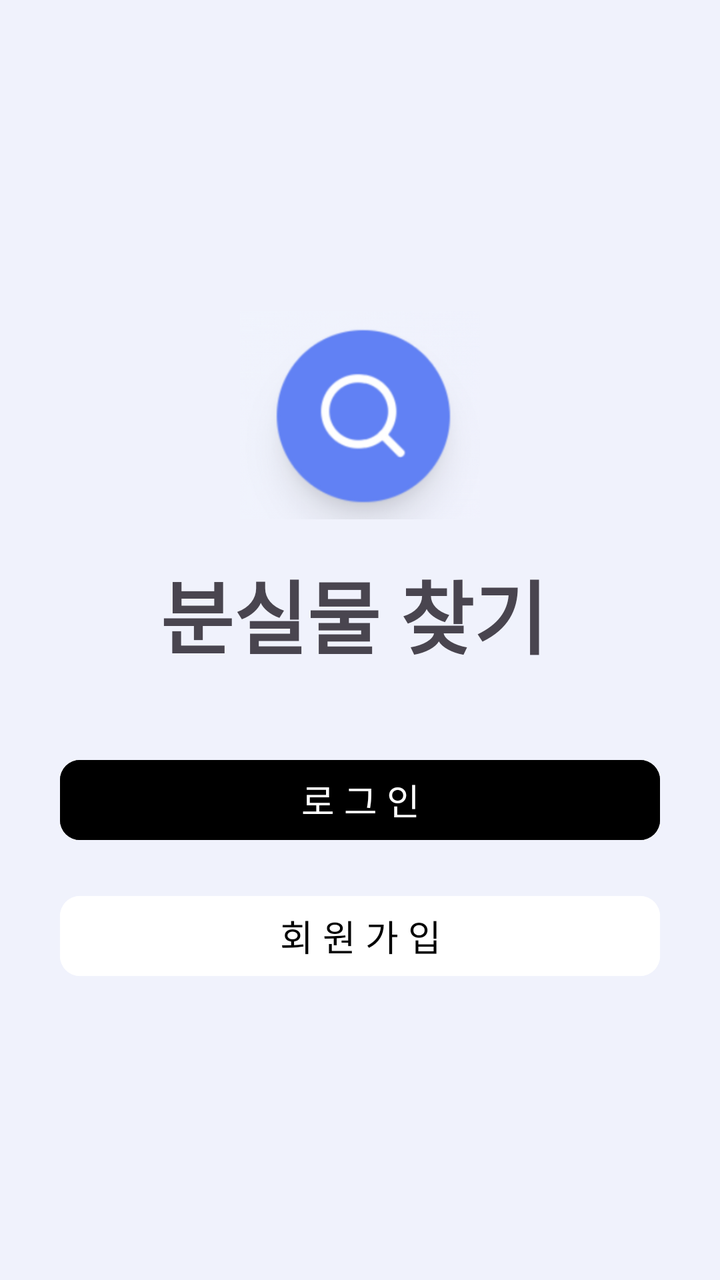
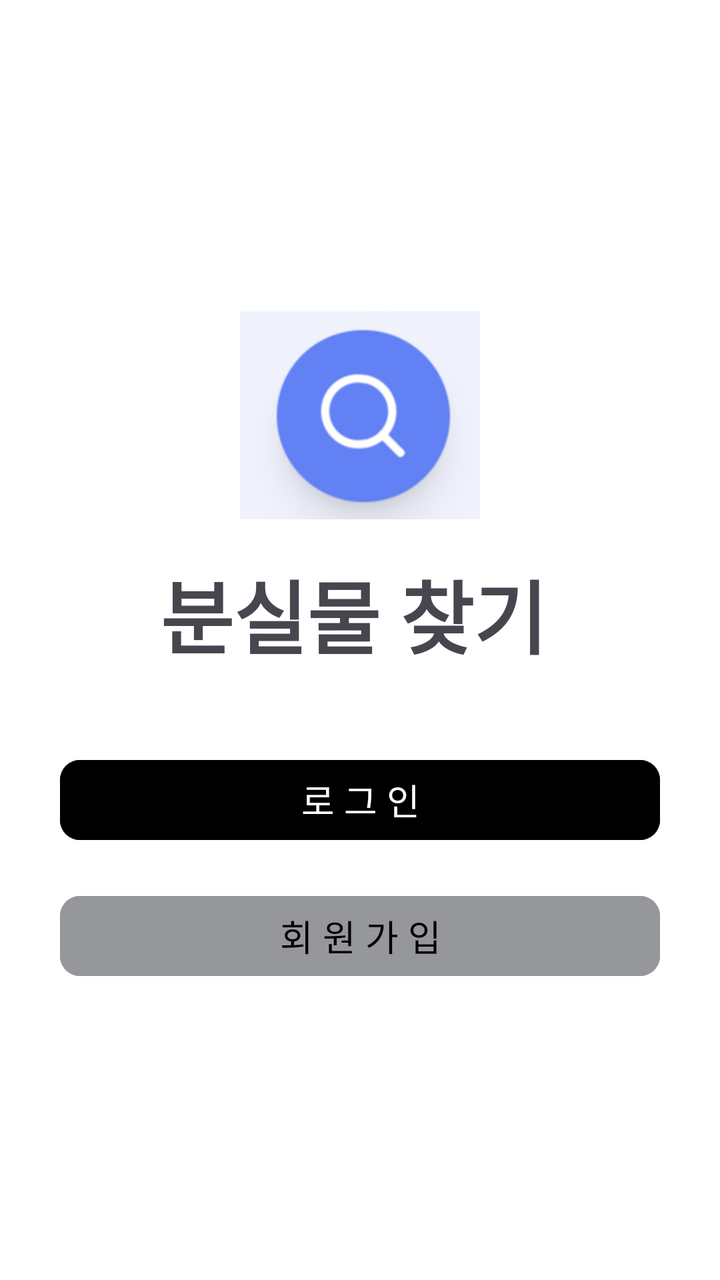

The first picture is an Android layout as it rendered before a commit; the second is the same layout after the commit. The layout source and the unified diff follow.
<!-- AndroidManifest.xml: application theme Theme.Lostfind -->
<!-- res/layout/activity_main.xml -->
<?xml version="1.0" encoding="utf-8"?>
<LinearLayout xmlns:android="http://schemas.android.com/apk/res/android"
    xmlns:app="http://schemas.android.com/apk/res-auto"
    android:id="@+id/main"
    android:layout_width="match_parent"
    android:layout_height="match_parent"
    android:orientation="vertical"
    android:gravity="center"
    android:background="#F0F2FC">

    

    
    <ImageView
        android:id="@+id/searchIcon"
        android:layout_width="120dp"
        android:layout_height="120dp"
        android:layout_marginBottom="0dp"
        android:maxWidth="120dp"
        android:maxHeight="120dp"
        android:src="@drawable/login_icon" />

    <TextView
        android:id="@+id/titleText"
        android:layout_width="200dp"
        android:layout_height="wrap_content"
        android:layout_marginTop="10dp"
        android:text="분실물 찾기"
        android:textSize="40sp"
        android:textStyle="bold"
        />

    
    <Button
        android:id="@+id/loginButton"
        android:layout_width="300dp"
        android:layout_height="wrap_content"
        android:layout_marginTop="40dp"
        android:backgroundTint="#000000"
        android:text="로 그 인"
        android:textColor="@android:color/white"
        android:textSize="18sp"
        app:cornerRadius="10dp"/>

    
    <Button
        android:id="@+id/signupButton"
        android:layout_width="300dp"
        android:layout_height="wrap_content"
        android:layout_marginTop="20dp"
        android:backgroundTint="#FFFFFF"
        android:text="회 원 가 입"
        android:textColor="@android:color/black"
        android:textSize="18sp"
        app:cornerRadius="10dp"/>

</LinearLayout>
<!-- resources referenced by this layout -->
<resources>
  <!-- drawable login_icon: png bitmap (drawable, 74304 bytes) -->
  <style name="Theme.Lostfind" parent="Base.Theme.Lostfind" />
  <style name="Base.Theme.Lostfind" parent="Theme.Material3.DayNight.NoActionBar">
          
          
      </style>
</resources>

<!-- the commit's change to res/layout/activity_main.xml (unified diff, before → after) -->
@@ -6,7 +6,7 @@
     android:layout_height="match_parent"
     android:orientation="vertical"
     android:gravity="center"
-    android:background="#F0F2FC">
+    android:background="@color/white">
 
     
 
@@ -48,7 +48,7 @@
         android:layout_width="300dp"
         android:layout_height="wrap_content"
         android:layout_marginTop="20dp"
-        android:backgroundTint="#FFFFFF"
+        android:backgroundTint="@color/silver"
         android:text="회 원 가 입"
         android:textColor="@android:color/black"
         android:textSize="18sp"
<!-- resource entries referenced after the edit -->
@@ -1,5 +1,7 @@
 <!-- resources referenced by this layout -->
 <resources>
+  <color name="silver">#96979B</color>
+  <color name="white">#FFFFFFFF</color>
   <!-- drawable login_icon: png bitmap (drawable, 74304 bytes) -->
   <style name="Theme.Lostfind" parent="Base.Theme.Lostfind" />
   <style name="Base.Theme.Lostfind" parent="Theme.Material3.DayNight.NoActionBar">
